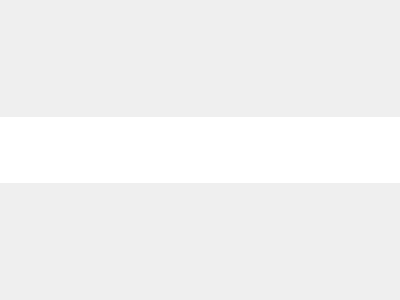
The window that src/ui/searchbox.ui (giosali/rafiki) describes before a commit, drawn with Qt 5.
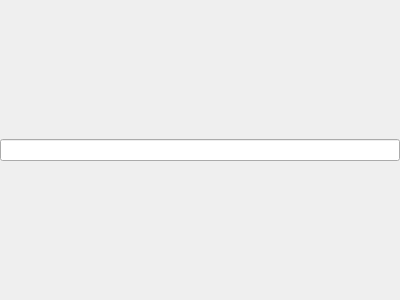
The same window after the commit.

Commit message: Set stylesheet in source file instead of designer file

What changed in the file:
```diff
--- a/src/ui/searchbox.ui
+++ b/src/ui/searchbox.ui
@@ -31,16 +31,11 @@
       </property>
       <item>
         <widget class="QLineEdit" name="searchBox">
-          <property name="font">
-            <font>
-              <pointsize>26</pointsize>
-            </font>
-          </property>
-          <property name="styleSheet">
-            <string notr="true">QLineEdit {
-              border: none;
-              padding: 12px 8px;
-              }</string>
+          <property name="sizePolicy">
+            <sizepolicy hsizetype="Expanding" vsizetype="Fixed">
+              <horstretch>0</horstretch>
+              <verstretch>0</verstretch>
+            </sizepolicy>
           </property>
         </widget>
       </item>
```
The commit also changes 2 other files.
